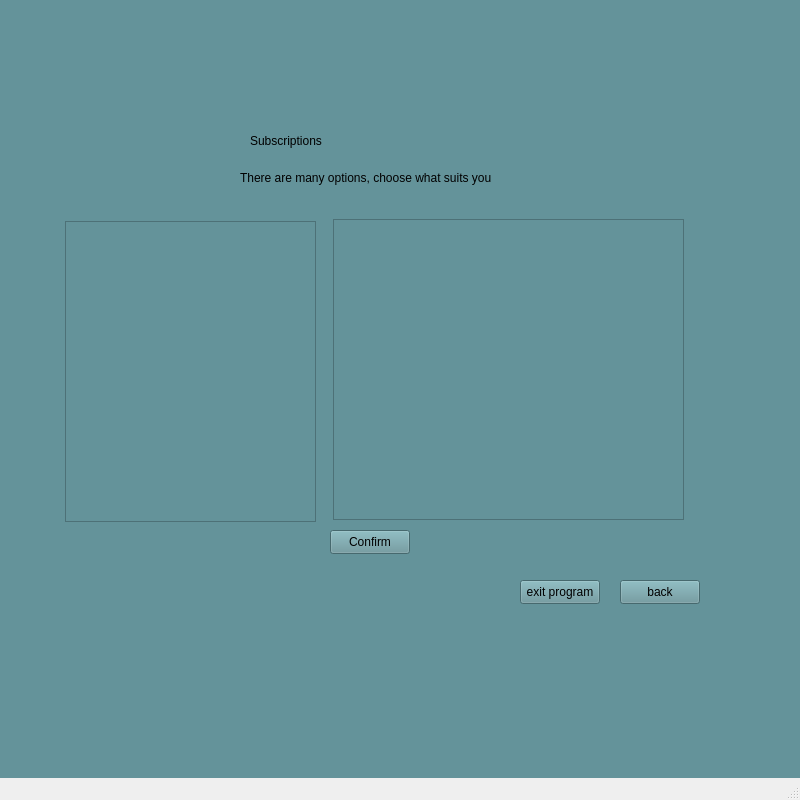
The window that omar qt/QtWidgetsApplication3.ui (MohammedNaser28/SP_metro_system) describes before a commit, drawn with Qt 5.
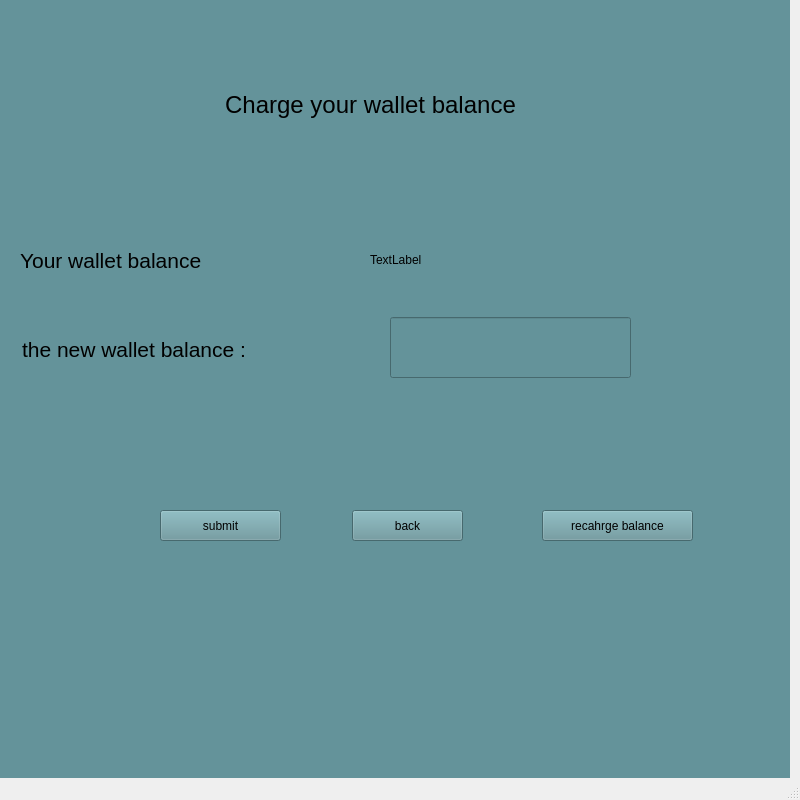
The same window after the commit. The open tabs and pages were chosen to show the change. Icons and pictures are not drawn.

Commit message: i did the renew for wallet subs shoutout to omar :)

Diff of the .ui file:
```diff
--- a/omar qt/QtWidgetsApplication3.ui
+++ b/omar qt/QtWidgetsApplication3.ui
@@ -23,8 +23,8 @@
    <widget class="QStackedWidget" name="stackedWidget">
     <property name="geometry">
      <rect>
-      <x>0</x>
-      <y>0</y>
+      <x>-10</x>
+      <y>-10</y>
       <width>800</width>
       <height>800</height>
      </rect>
@@ -874,6 +874,109 @@
       </property>
      </widget>
     </widget>
+    <widget class="QWidget" name="renew_in_wallet_subsc">
+     <widget class="QPushButton" name="confirm_wallet_balance">
+      <property name="geometry">
+       <rect>
+        <x>170</x>
+        <y>520</y>
+        <width>121</width>
+        <height>31</height>
+       </rect>
+      </property>
+      <property name="text">
+       <string>submit</string>
+      </property>
+     </widget>
+     <widget class="QPushButton" name="back_to_renew_page">
+      <property name="geometry">
+       <rect>
+        <x>362</x>
+        <y>520</y>
+        <width>111</width>
+        <height>31</height>
+       </rect>
+      </property>
+      <property name="text">
+       <string>back</string>
+      </property>
+     </widget>
+     <widget class="QPushButton" name="recharge_main_bala_in_wallet">
+      <property name="geometry">
+       <rect>
+        <x>552</x>
+        <y>520</y>
+        <width>151</width>
+        <height>31</height>
+       </rect>
+      </property>
+      <property name="text">
+       <string>recahrge balance</string>
+      </property>
+     </widget>
+     <widget class="QLabel" name="old_wallet_balance">
+      <property name="geometry">
+       <rect>
+        <x>380</x>
+        <y>239</y>
+        <width>281</width>
+        <height>61</height>
+       </rect>
+      </property>
+      <property name="text">
+       <string>TextLabel</string>
+      </property>
+     </widget>
+     <widget class="QLabel" name="label_41">
+      <property name="geometry">
+       <rect>
+        <x>170</x>
+        <y>80</y>
+        <width>421</width>
+        <height>71</height>
+       </rect>
+      </property>
+      <property name="text">
+       <string>&lt;html&gt;&lt;head/&gt;&lt;body&gt;&lt;p align=&quot;center&quot;&gt;&lt;span style=&quot; font-size:18pt;&quot;&gt;Charge your wallet balance&lt;/span&gt;&lt;/p&gt;&lt;/body&gt;&lt;/html&gt;</string>
+      </property>
+     </widget>
+     <widget class="QLabel" name="label_42">
+      <property name="geometry">
+       <rect>
+        <x>30</x>
+        <y>240</y>
+        <width>251</width>
+        <height>61</height>
+       </rect>
+      </property>
+      <property name="text">
+       <string>&lt;html&gt;&lt;head/&gt;&lt;body&gt;&lt;p&gt;&lt;span style=&quot; font-size:16pt;&quot;&gt;Your wallet balance &lt;/span&gt;&lt;/p&gt;&lt;/body&gt;&lt;/html&gt;</string>
+      </property>
+     </widget>
+     <widget class="QLabel" name="label_40">
+      <property name="geometry">
+       <rect>
+        <x>32</x>
+        <y>329</y>
+        <width>301</width>
+        <height>61</height>
+       </rect>
+      </property>
+      <property name="text">
+       <string>&lt;html&gt;&lt;head/&gt;&lt;body&gt;&lt;p&gt;&lt;span style=&quot; font-size:16pt;&quot;&gt;the new wallet balance :&lt;/span&gt;&lt;/p&gt;&lt;/body&gt;&lt;/html&gt;</string>
+      </property>
+     </widget>
+     <widget class="QLineEdit" name="wallet_new_balance">
+      <property name="geometry">
+       <rect>
+        <x>400</x>
+        <y>327</y>
+        <width>241</width>
+        <height>61</height>
+       </rect>
+      </property>
+     </widget>
+    </widget>
     <widget class="QWidget" name="charge_user_balance_page">
      <widget class="QLabel" name="label_22">
       <property name="geometry">
```
Left out of the diff: 47 changed lines with no effect on the pictures. The commit also changes 9 other files.
